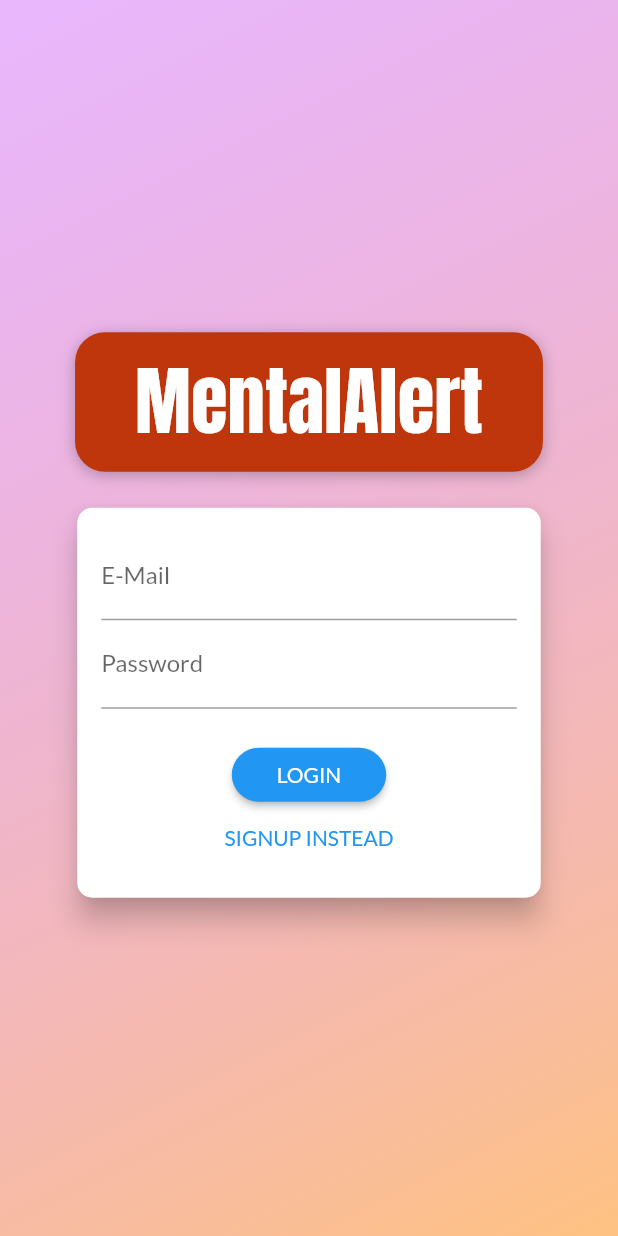
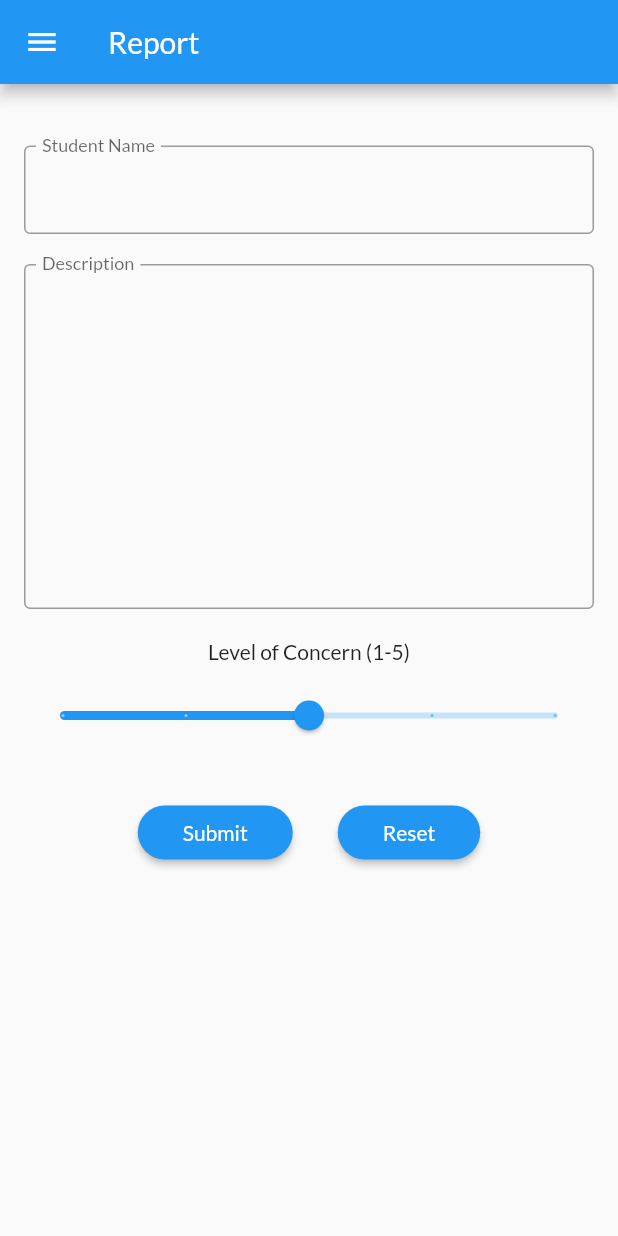
Before and after one commit to t-nn-rj/im-seen-mobile, a Flutter app: the screen it shows after launch, after a tap on "LOGIN", on a phone screen of 412 x 824 dp. Run offline on Flutter 3.47's test engine with Material 2 defaults, Android fonts, the light colour scheme and no system bars.

Commit message:
finished restore code

```diff
--- a/lib/main.dart
+++ b/lib/main.dart
@@ -1,5 +1,6 @@
 import 'package:flutter/material.dart';
 
+import 'screens/report_screen.dart';
 import 'screens/auth_screen.dart';
 
 void main() {
@@ -18,6 +19,10 @@ class MyApp extends StatelessWidget {
         fontFamily: 'Lato',
       ),
       home: AuthScreen(),
+      routes: {
+        AuthScreen.routeName: (ctx) => AuthScreen(),
+        ReportScreen.routeName: (ctx) => ReportScreen(),
+      },
     );
   }
 }
--- a/lib/screens/auth_screen.dart
+++ b/lib/screens/auth_screen.dart
@@ -177,7 +177,9 @@ class _AuthCardState extends State<AuthCard> {
                   ElevatedButton(
                     child:
                         Text(_authMode == AuthMode.Login ? 'LOGIN' : 'SIGN UP'),
-                    onPressed: () {},
+                    onPressed: () {
+                      Navigator.of(context).pushReplacementNamed('/report');
+                    },
                     style: ElevatedButton.styleFrom(
                       shape: RoundedRectangleBorder(
                         borderRadius: BorderRadius.circular(30),
@@ -189,13 +191,16 @@ class _AuthCardState extends State<AuthCard> {
                           Theme.of(context).primaryTextTheme.button.color,
                     ),
                   ),
-                FlatButton(
+                TextButton(
                   child: Text(
                       '${_authMode == AuthMode.Login ? 'SIGNUP' : 'LOGIN'} INSTEAD'),
                   onPressed: _switchAuthMode,
-                  padding: EdgeInsets.symmetric(horizontal: 30.0, vertical: 4),
-                  materialTapTargetSize: MaterialTapTargetSize.shrinkWrap,
-                  textColor: Theme.of(context).primaryColor,
+                  style: TextButton.styleFrom(
+                    padding:
+                        EdgeInsets.symmetric(horizontal: 30.0, vertical: 4),
+                    tapTargetSize: MaterialTapTargetSize.shrinkWrap,
+                    primary: Theme.of(context).primaryColor,
+                  ),
                 ),
               ],
             ),
--- /dev/null
+++ b/lib/screens/report_screen.dart
@@ -0,0 +1,145 @@
+import 'package:flutter/material.dart';
+
+import '../widgets/app_drawer.dart';
+
+class ReportScreen extends StatefulWidget {
+  static const routeName = '/report';
+  @override
+  _ReportScreenState createState() => _ReportScreenState();
+}
+
+class _ReportScreenState extends State<ReportScreen> {
+  double _currentSliderValue = 3;
+  final _form = GlobalKey<FormState>();
+  var _isLoading = false;
+  @override
+  Widget build(BuildContext context) {
+    return Scaffold(
+      appBar: AppBar(
+        title: Text('Report'),
+        actions: [],
+      ),
+      drawer: AppDrawer(),
+      body: _isLoading
+          ? Center(
+              child: CircularProgressIndicator(),
+            )
+          : Padding(
+              padding: const EdgeInsets.all(16.0),
+              child: Form(
+                key: _form,
+                child: ListView(
+                  children: <Widget>[
+                    SizedBox(
+                      height: 25,
+                    ),
+                    TextFormField(
+                      decoration: InputDecoration(
+                        labelText: 'Student Name',
+                        border: OutlineInputBorder(),
+                        floatingLabelBehavior: FloatingLabelBehavior.always,
+                      ),
+                      textInputAction: TextInputAction.next,
+                      validator: (value) {
+                        if (value.isEmpty) {
+                          return 'Please provide the student\'s name.';
+                        }
+                        return null;
+                      },
+                      onSaved: (value) {
+                        //
+                      },
+                    ),
+                    SizedBox(
+                      height: 20,
+                    ),
+                    TextFormField(
+                      decoration: InputDecoration(
+                        labelText: 'Description',
+                        border: OutlineInputBorder(),
+                        floatingLabelBehavior: FloatingLabelBehavior.always,
+                      ),
+                      maxLines: 10,
+                      textInputAction: TextInputAction.next,
+                      validator: (value) {
+                        if (value.isEmpty) {
+                          return 'Please provide the description.';
+                        }
+                        return null;
+                      },
+                      onSaved: (value) {
+                        //
+                      },
+                    ),
+                    SizedBox(
+                      height: 20,
+                    ),
+                    Text(
+                      'Level of Concern (1-5)',
+                      textAlign: TextAlign.center,
+                    ),
+                    SizedBox(
+                      height: 10,
+                    ),
+                    Slider(
+                      value: _currentSliderValue,
+                      min: 1,
+                      max: 5,
+                      divisions: 4,
+                      label: _currentSliderValue.toString(),
+                      onChanged: (double value) {
+                        setState(() {
+                          _currentSliderValue = value;
+                        });
+                      },
+                    ),
+                    SizedBox(
+                      height: 30,
+                    ),
+                    Row(
+                      mainAxisAlignment: MainAxisAlignment.center,
+                      children: <Widget>[
+                        ElevatedButton(
+                          child: Text('Submit'),
+                          onPressed: () {
+                            //
+                          },
+                          style: ElevatedButton.styleFrom(
+                            shape: RoundedRectangleBorder(
+                              borderRadius: BorderRadius.circular(30),
+                            ),
+                            padding: EdgeInsets.symmetric(
+                                horizontal: 30.0, vertical: 8.0),
+                            primary: Theme.of(context).primaryColor,
+                            onPrimary:
+                                Theme.of(context).primaryTextTheme.button.color,
+                          ),
+                        ),
+                        SizedBox(
+                          width: 30,
+                        ),
+                        ElevatedButton(
+                          child: Text('Reset'),
+                          onPressed: () {
+                            //
+                          },
+                          style: ElevatedButton.styleFrom(
+                            shape: RoundedRectangleBorder(
+                              borderRadius: BorderRadius.circular(30),
+                            ),
+                            padding: EdgeInsets.symmetric(
+                                horizontal: 30.0, vertical: 8.0),
+                            primary: Theme.of(context).primaryColor,
+                            onPrimary:
+                                Theme.of(context).primaryTextTheme.button.color,
+                          ),
+                        ),
+                      ],
+                    )
+                  ],
+                ),
+              ),
+            ),
+    );
+  }
+}
```
Also changed, not shown: lib/widgets/app_drawer.dart (added, +53 -0 lines).
